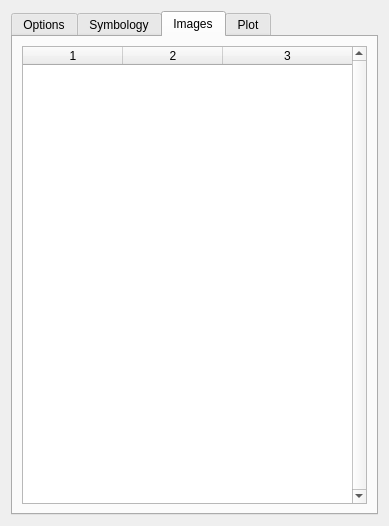
The window that ui/ui_controls.ui (ceholden/TSTools) describes before a commit, drawn with Qt 5.
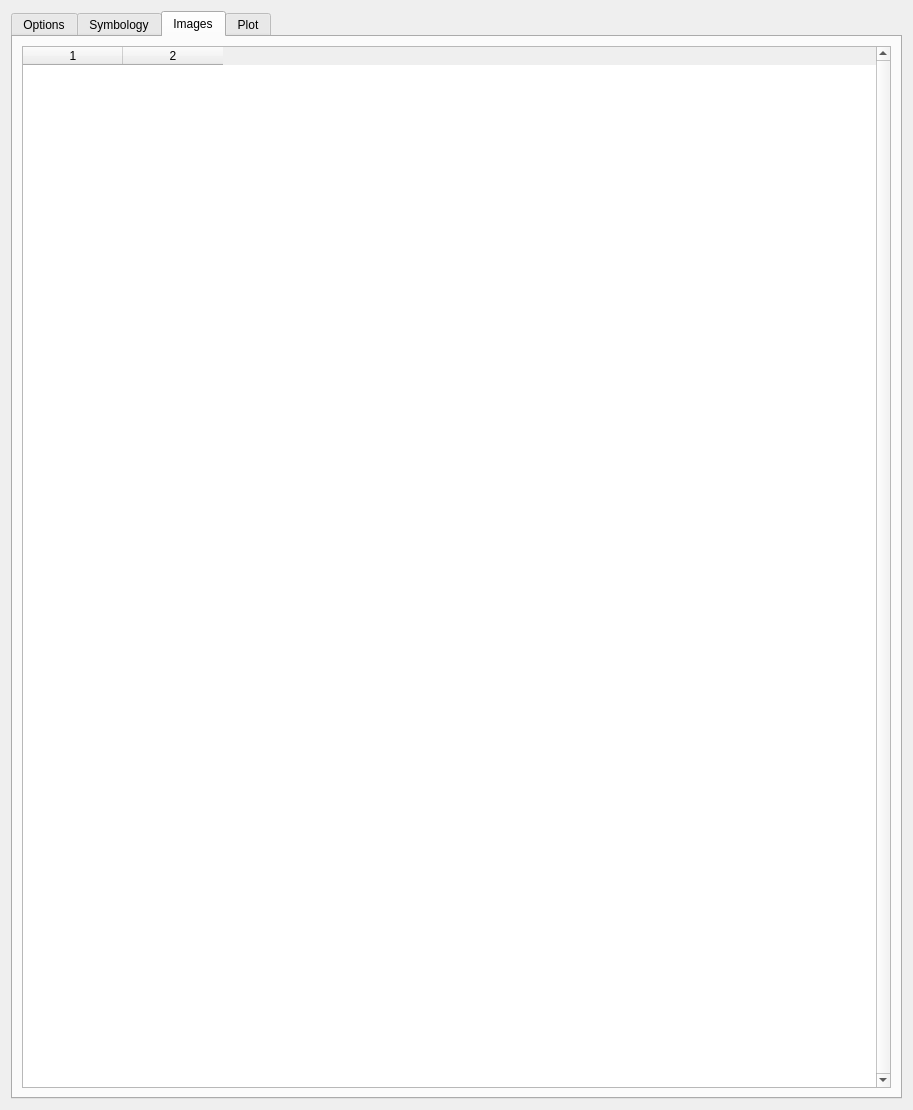
The same window after the commit. The open tabs and pages were chosen to show the change.

Commit message: Update controls UI to enable additional metadata in image table

Patch:
```diff
--- a/ui/ui_controls.ui
+++ b/ui/ui_controls.ui
@@ -6,8 +6,8 @@
    <rect>
     <x>0</x>
     <y>0</y>
-    <width>389</width>
-    <height>526</height>
+    <width>913</width>
+    <height>1110</height>
    </rect>
   </property>
   <property name="sizePolicy">
@@ -367,13 +367,19 @@
           <number>0</number>
          </property>
          <property name="columnCount">
-          <number>3</number>
+          <number>2</number>
          </property>
          <attribute name="horizontalHeaderCascadingSectionResizes">
           <bool>true</bool>
          </attribute>
+         <attribute name="horizontalHeaderMinimumSectionSize">
+          <number>20</number>
+         </attribute>
+         <attribute name="horizontalHeaderShowSortIndicator" stdset="0">
+          <bool>false</bool>
+         </attribute>
          <attribute name="horizontalHeaderStretchLastSection">
-          <bool>true</bool>
+          <bool>false</bool>
          </attribute>
          <attribute name="verticalHeaderVisible">
           <bool>false</bool>
@@ -389,7 +395,6 @@
          </attribute>
          <column/>
          <column/>
-         <column/>
         </widget>
        </item>
       </layout>
```
Left out of the diff: 2 changed lines with no effect on the pictures. The commit also changes 1 other file.
